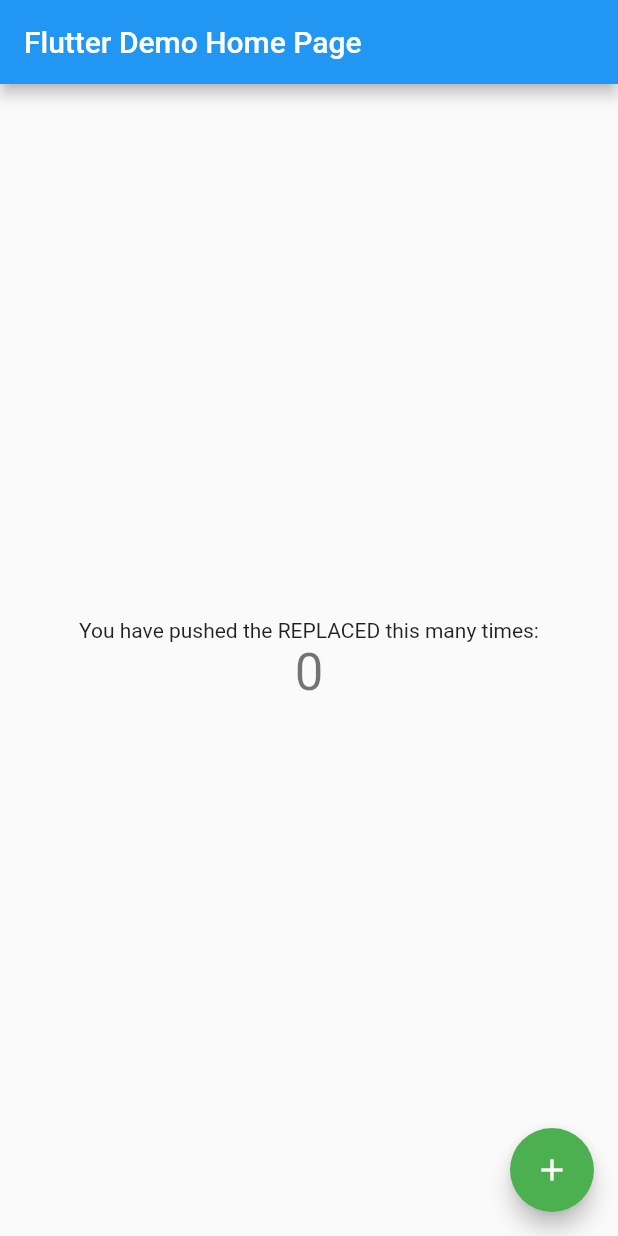
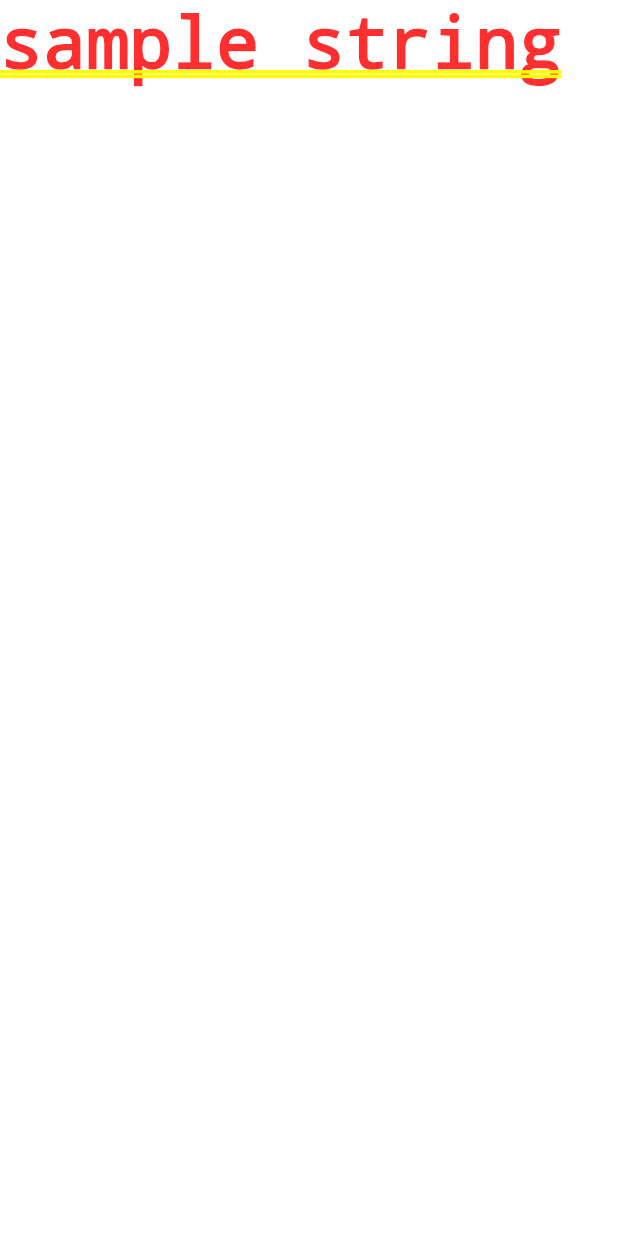
Before and after one commit to newaijj/codexp_inapporpriate_name, a Flutter app: the screen it shows after launch, on a phone screen of 412 x 824 dp. Run offline on Flutter 3.47's test engine with Material 2 defaults, Android fonts, the phone set to English and light mode, and no system bars.

```diff
--- a/lib/main.dart
+++ b/lib/main.dart
@@ -1,119 +1,12 @@
-import 'package:flutter/material.dart';
+import "package:flutter/material.dart";
 
 void main() {
-  runApp(MyApp());
+  runApp(App());
 }
-//this is test comment (2nd edit)
-//this is something stupid
-class MyApp extends StatelessWidget {
-  // This widget is the root of your application.
+
+class App extends StatelessWidget {
   @override
   Widget build(BuildContext context) {
-    return MaterialApp(
-      title: 'Flutter Demo',
-      theme: ThemeData(
-        // This is the theme of your application.
-        //
-        // Try running your application with "flutter run". You'll see the
-        // application has a blue toolbar. Then, without quitting the app, try
-        // changing the primarySwatch below to Colors.green and then invoke
-        // "hot reload" (press "r" in the console where you ran "flutter run",
-        // or simply save your changes to "hot reload" in a Flutter IDE).
-        // Notice that the counter didn't reset back to zero; the application
-        // is not restarted.
-        primaryColor: Colors.blue,
-        accentColor: Colors.green,
-        // This makes the visual density adapt to the platform that you run
-        // the app on. For desktop platforms, the controls will be smaller and
-        // closer together (more dense) than on mobile platforms.
-        visualDensity: VisualDensity.adaptivePlatformDensity,
-      ),
-      home: MyHomePage(title: 'Flutter Demo Home Page'),
-    );
+    return MaterialApp(home: Text("sample string"));
   }
 }
-
-class MyHomePage extends StatefulWidget {
-  MyHomePage({Key key, this.title}) : super(key: key);
-
-  // This widget is the home page of your application. It is stateful, meaning
-  // that it has a State object (defined below) that contains fields that affect
-  // how it looks.
-
-  // This class is the configuration for the state. It holds the values (in this
-  // case the title) provided by the parent (in this case the App widget) and
-  // used by the build method of the State. Fields in a Widget subclass are
-  // always marked "final".
-
-  final String title;
-
-  @override
-  _MyHomePageState createState() => _MyHomePageState();
-}
-
-class _MyHomePageState extends State<MyHomePage> {
-  int _counter = 0;
-
-  void _incrementCounter() {
-    setState(() {
-      // This call to setState tells the Flutter framework that something has
-      // changed in this State, which causes it to rerun the build method below
-      // so that the display can reflect the updated values. If we changed
-      // _counter without calling setState(), then the build method would not be
-      // called again, and so nothing would appear to happen.
-      _counter = _counter + 1;
-    });
-  }
-
-  @override
-  Widget build(BuildContext context) {
-    // This method is rerun every time setState is called, for instance as done
-    // by the _incrementCounter method above.
-    //
-    // The Flutter framework has been optimized to make rerunning build methods
-    // fast, so that you can just rebuild anything that needs updating rather
-    // than having to individually change instances of widgets.
-    return Scaffold(
-      appBar: AppBar(
-        // Here we take the value from the MyHomePage object that was created by
-        // the App.build method, and use it to set our appbar title.
-        title: Text(widget.title),
-      ),
-      body: Center(
-        // Center is a layout widget. It takes a single child and positions it
-        // in the middle of the parent.
-        child: Column(
-          // Column is also a layout widget. It takes a list of children and
-          // arranges them vertically. By default, it sizes itself to fit its
-          // children horizontally, and tries to be as tall as its parent.
-          //
-          // Invoke "debug painting" (press "p" in the console, choose the
-          // "Toggle Debug Paint" action from the Flutter Inspector in Android
-          // Studio, or the "Toggle Debug Paint" command in Visual Studio Code)
-          // to see the wireframe for each widget.
-          //
-          // Column has various properties to control how it sizes itself and
-          // how it positions its children. Here we use mainAxisAlignment to
-          // center the children vertically; the main axis here is the vertical
-          // axis because Columns are vertical (the cross axis would be
-          // horizontal).
-          mainAxisAlignment: MainAxisAlignment.center,
-          children: <Widget>[
-            Text(
-              'You have pushed the REPLACED this many times:',
-            ),
-            Text(
-              '$_counter',
-              style: Theme.of(context).textTheme.headline4,
-            ),
-          ],
-        ),
-      ),
-      floatingActionButton: FloatingActionButton(
-        onPressed: _incrementCounter,
-        tooltip: 'Increment',
-        child: Icon(Icons.add),
-      ), // This trailing comma makes auto-formatting nicer for build methods.
-    );
-  }
-}
```
Also changed, not shown: 1 other file.
